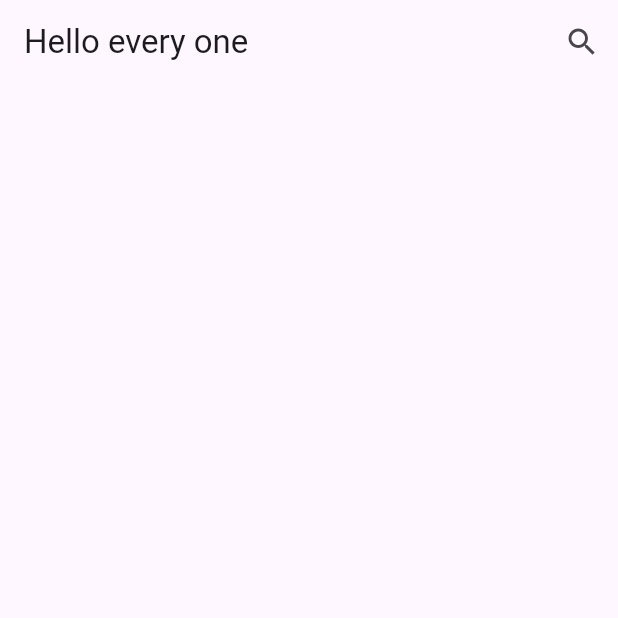
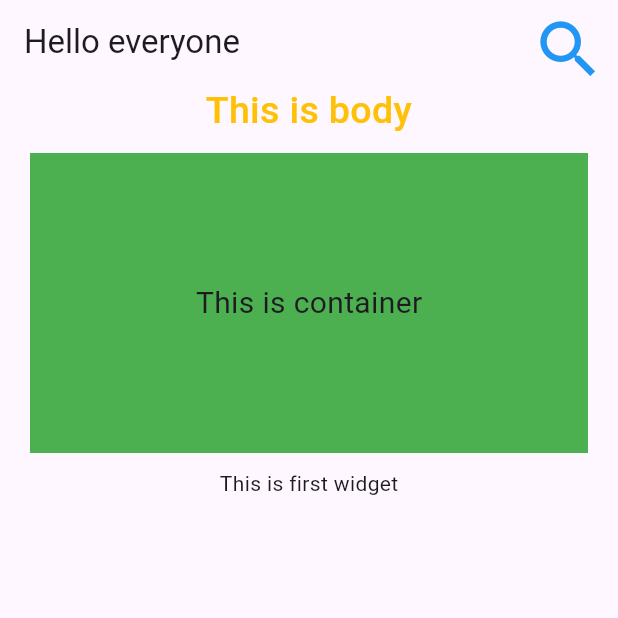
Before and after one commit to namhm08/flutter, a Flutter app: the screen it shows after launch, on a phone screen of 412 x 824 dp, the top half of it. Run offline on Flutter 3.47's test engine with Material 3 defaults, Android fonts, the phone set to English and light mode, and no system bars.

Commit message:
bai1_1
Complete

```diff
--- a/bai1_1/lib/hello_screen/hello_screen.dart
+++ /dev/null
@@ -1,20 +0,0 @@
-import 'package:flutter/material.dart';
-
-class bai1_1 extends StatelessWidget{
-  @override
-  Widget build(BuildContext context) {
-    // TODO: implement build
-    return Scaffold(
-      appBar: AppBar(
-          title: const Text("Hello every one"),
-          actions: [
-            IconButton(
-                onPressed: (){},
-                icon: const Icon(Icons.search))
-          ],
-      ),
-
-    );
-  }
-
-}
--- a/bai1_1/lib/main.dart
+++ b/bai1_1/lib/main.dart
@@ -1,4 +1,4 @@
-import 'package:bai1_1/hello_screen/hello_screen.dart';
+import 'package:bai1_1/screens/hello_screen.dart';
 import 'package:flutter/material.dart';
 
 void main() {
@@ -32,7 +32,7 @@ class MyApp extends StatelessWidget {
         colorScheme: ColorScheme.fromSeed(seedColor: Colors.deepPurple),
         useMaterial3: true,
       ),
-      home: bai1_1(),
+      home: Hello(),
     );
   }
 }
--- /dev/null
+++ b/bai1_1/lib/screens/hello_screen.dart
@@ -0,0 +1,54 @@
+import 'dart:ui';
+
+import 'package:flutter/material.dart';
+import 'package:flutter/widgets.dart';
+
+class Hello extends StatelessWidget{
+  @override
+  Widget build(BuildContext context) {
+    // TODO: implement build
+    return Scaffold(
+      appBar: AppBar(
+        title: const Text("Hello everyone"),
+        actions: [
+          IconButton(
+              onPressed: (){},
+              icon: const Icon(Icons.search, color: Colors.blue, size: 50,))
+        ],
+      ),
+      body: Padding(
+        padding: const EdgeInsets.symmetric(horizontal: 20),
+        child: Column(
+          children: [
+            const Text(
+              "This is body",
+              style: TextStyle(
+                fontSize: 25,
+                color: Colors.amber,
+                fontWeight: FontWeight.w500,
+              ),
+              textAlign: TextAlign.center,
+            ),
+            const SizedBox(height: 10),
+            Container(
+              width: MediaQuery.of(context).size.width,
+              height: 200,
+              decoration: const BoxDecoration(
+                color: Colors.green,
+              ),
+              child: Center(
+                child: const Text("This is container",
+                  style: TextStyle(
+                    fontSize: 20,
+                  ),
+                ),
+              ),
+            ),
+            const SizedBox(height: 10),
+            Text("This is first widget"),
+          ],
+        ),
+      ),
+    );
+  }
+}
```
